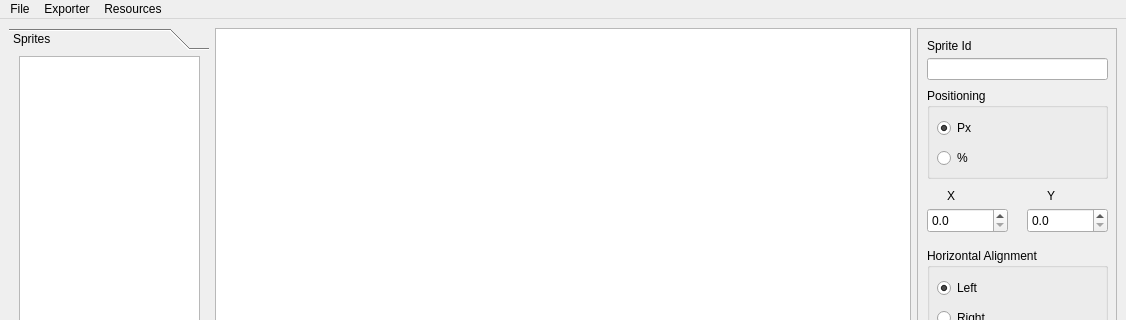
Nepherhotep/terevaka-ui-builder, file designer.ui: the form before one commit; both pictures show x 0 to 1126 and y 0 to 320 of the 1126 by 562 pixel window.
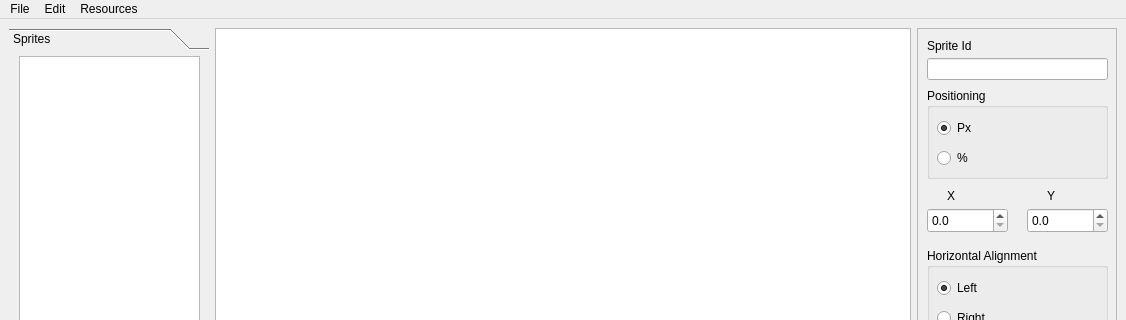
The form after the commit. Custom widgets are drawn as their Qt base class.

```diff
--- a/designer.ui
+++ b/designer.ui
@@ -411,9 +411,9 @@
     <addaction name="actionOpen"/>
     <addaction name="actionSave"/>
    </widget>
-   <widget class="QMenu" name="menuExporter">
+   <widget class="QMenu" name="menuEdit">
     <property name="title">
-     <string>Exporter</string>
+     <string>Edit</string>
     </property>
     <addaction name="actionExport_to_MOAI"/>
    </widget>
@@ -424,7 +424,7 @@
     <addaction name="actionSet_Dir"/>
    </widget>
    <addaction name="menuFile"/>
-   <addaction name="menuExporter"/>
+   <addaction name="menuEdit"/>
    <addaction name="menuResources"/>
   </widget>
   <widget class="QStatusBar" name="statusbar"/>
```
Left out of the diff: 18 changed lines with no effect on the pictures.
